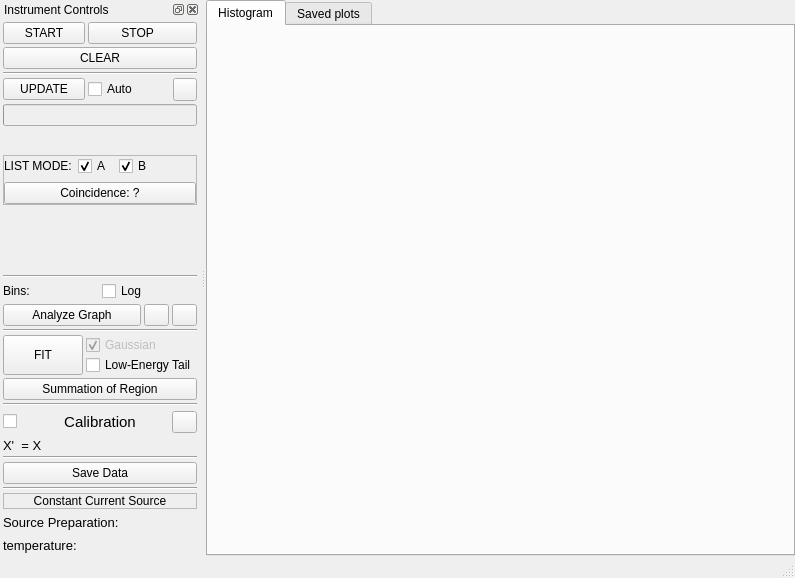
csparkresearch/cnspec, file utilities/templates/layout.ui: the form before one commit.
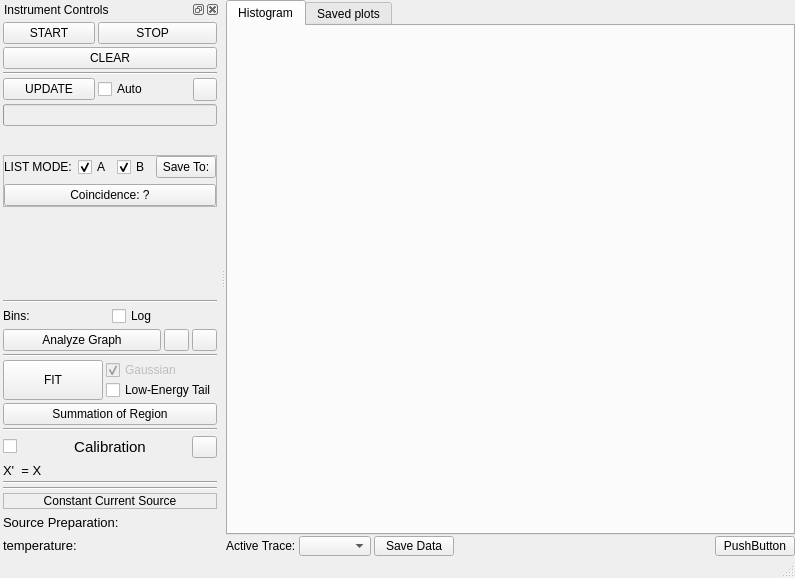
The form after the commit. Icons and pictures are not drawn. Custom widgets are drawn as their Qt base class.

The edit to the form file:
```diff
--- a/utilities/templates/layout.ui
+++ b/utilities/templates/layout.ui
@@ -27,14 +27,14 @@
    <bool>false</bool>
   </property>
   <widget class="QWidget" name="centralwidget">
-   <layout class="QHBoxLayout" name="horizontalLayout">
-    <property name="spacing">
-     <number>0</number>
-    </property>
+   <layout class="QGridLayout" name="gridLayout_4">
     <property name="margin">
      <number>0</number>
     </property>
-    <item>
+    <property name="spacing">
+     <number>1</number>
+    </property>
+    <item row="0" column="0">
      <widget class="QTabWidget" name="tabWidget">
       <property name="toolTip">
        <string/>
@@ -96,6 +96,74 @@
       </widget>
      </widget>
     </item>
+    <item row="1" column="0">
+     <widget class="QFrame" name="frame">
+      <property name="maximumSize">
+       <size>
+        <width>16777215</width>
+        <height>20</height>
+       </size>
+      </property>
+      <property name="frameShape">
+       <enum>QFrame::NoFrame</enum>
+      </property>
+      <property name="frameShadow">
+       <enum>QFrame::Raised</enum>
+      </property>
+      <layout class="QHBoxLayout" name="extraLayout">
+       <property name="spacing">
+        <number>3</number>
+       </property>
+       <property name="margin">
+        <number>0</number>
+       </property>
+       <item>
+        <widget class="QLabel" name="label_2">
+         <property name="text">
+          <string>Active Trace:</string>
+         </property>
+        </widget>
+       </item>
+       <item>
+        <widget class="QComboBox" name="activeTrace"/>
+       </item>
+       <item>
+        <widget class="QPushButton" name="pushButton_6">
+         <property name="toolTip">
+          <string>Save acquired data as well as fitted data if any.</string>
+         </property>
+         <property name="text">
+          <string>Save Data</string>
+         </property>
+         <property name="icon">
+          <iconset>
+           <normaloff>saveall.png</normaloff>saveall.png</iconset>
+         </property>
+        </widget>
+       </item>
+       <item>
+        <spacer name="horizontalSpacer">
+         <property name="orientation">
+          <enum>Qt::Horizontal</enum>
+         </property>
+         <property name="sizeHint" stdset="0">
+          <size>
+           <width>40</width>
+           <height>20</height>
+          </size>
+         </property>
+        </spacer>
+       </item>
+       <item>
+        <widget class="QPushButton" name="pushButton">
+         <property name="text">
+          <string>PushButton</string>
+         </property>
+        </widget>
+       </item>
+      </layout>
+     </widget>
+    </item>
    </layout>
   </widget>
   <widget class="QStatusBar" name="statusbar"/>
@@ -143,7 +211,7 @@
        <property name="frameShadow">
         <enum>QFrame::Raised</enum>
        </property>
-       <layout class="QVBoxLayout" name="verticalLayout" stretch="0,1,0,0,1,0,0,0,2,2,0,0">
+       <layout class="QVBoxLayout" name="verticalLayout" stretch="0,1,0,0,1,0,0,0,2,0,0">
         <property name="spacing">
          <number>3</number>
         </property>
@@ -344,6 +412,19 @@
              </property>
             </widget>
            </item>
+           <item row="0" column="4">
+            <widget class="QPushButton" name="pushButton_2">
+             <property name="maximumSize">
+              <size>
+               <width>60</width>
+               <height>16777215</height>
+              </size>
+             </property>
+             <property name="text">
+              <string>Save To:</string>
+             </property>
+            </widget>
+           </item>
           </layout>
          </widget>
         </item>
@@ -628,20 +709,6 @@
           </property>
          </widget>
         </item>
-        <item>
-         <widget class="QPushButton" name="pushButton_6">
-          <property name="toolTip">
-           <string>Save acquired data as well as fitted data if any.</string>
-          </property>
-          <property name="text">
-           <string>Save Data</string>
-          </property>
-          <property name="icon">
-           <iconset>
-            <normaloff>saveall.png</normaloff>saveall.png</iconset>
-          </property>
-         </widget>
-        </item>
         <item>
          <widget class="Line" name="line_4">
           <property name="orientation">
```
Left out of the diff: 70 changed lines with no effect on the pictures.
